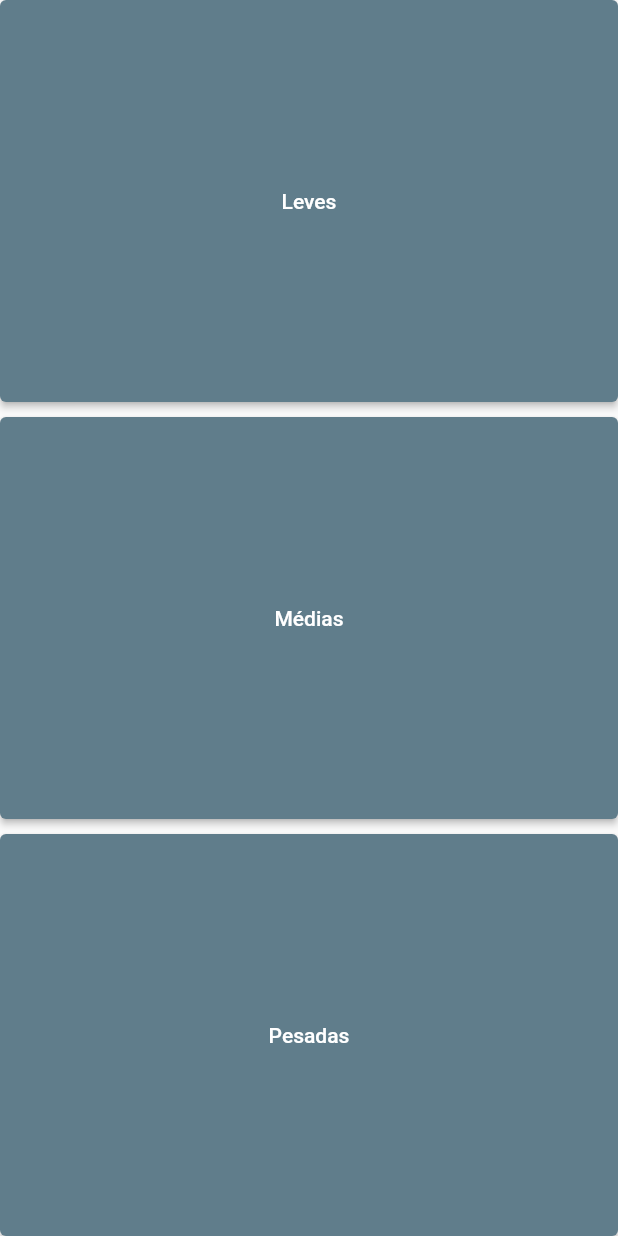
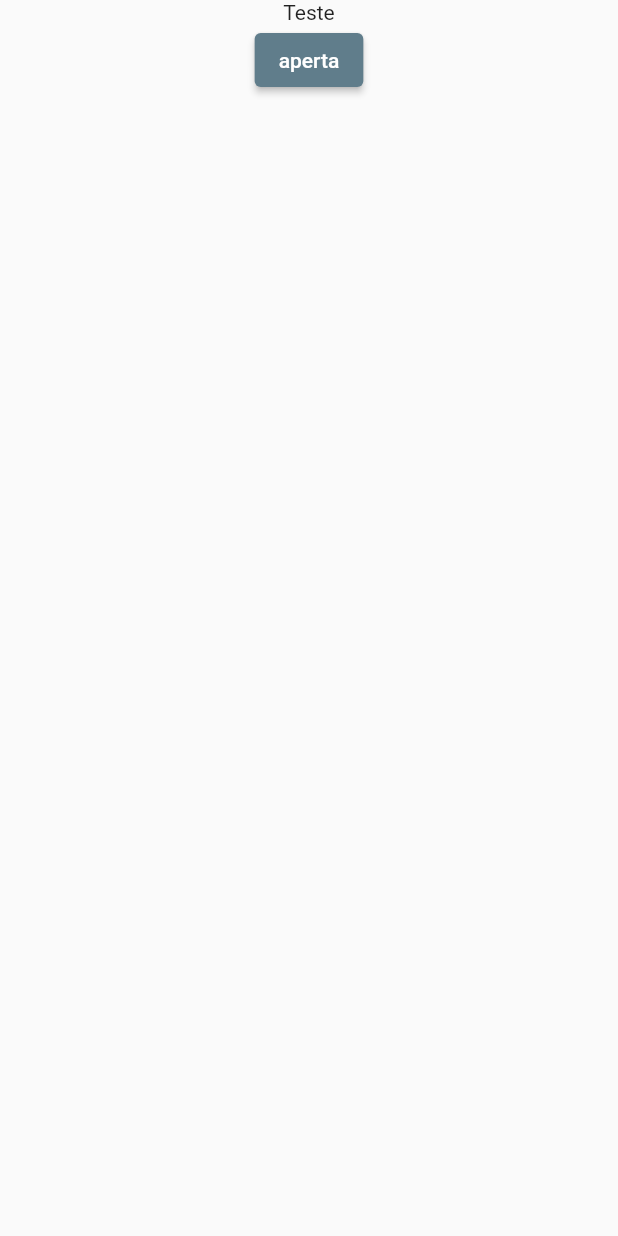
Before and after one commit to allmonty/eu-nunca, a Flutter app: the screen it shows after launch, after a tap on "Leves", on a phone screen of 412 x 824 dp. Run offline on Flutter 3.47's test engine with Material 2 defaults, Android fonts, the phone set to English and light mode, and no system bars; generated files the repository leaves out were written again.

Commit message:
create game page and navigate to it

```diff
--- /dev/null
+++ b/lib/game.dart
@@ -0,0 +1,33 @@
+import 'package:flutter/material.dart';
+import 'package:flutter_gen/gen_l10n/app_localizations.dart';
+
+class Game extends StatefulWidget {
+  const Game({super.key});
+
+  @override
+  State<Game> createState() => _GameState();
+}
+
+class _GameState extends State<Game> {
+  @override
+  Widget build(BuildContext context) {
+    return Scaffold(
+      body: Row(
+        children: [
+          Expanded(
+            child: Column(
+              mainAxisSize: MainAxisSize.max,
+              children: [
+                const Text("Teste"),
+                ElevatedButton(
+                  onPressed: () => Navigator.pop(context),
+                  child: const Text("aperta"),
+                ),
+              ],
+            ),
+          ),
+        ],
+      ),
+    );
+  }
+}
--- a/lib/main.dart
+++ b/lib/main.dart
@@ -13,7 +13,6 @@ class MyApp extends StatelessWidget {
 
   @override
   Widget build(BuildContext context) {
-    // This widget is the root of your application.
     return MaterialApp(
       title: 'Flutter Demo',
       localizationsDelegates: const [
@@ -30,7 +29,7 @@ class MyApp extends StatelessWidget {
       theme: ThemeData(
         primarySwatch: Colors.blueGrey,
       ),
-      home: const MyHomePage(),
+      home: const Menu(),
     );
   }
 }
--- a/lib/menu.dart
+++ b/lib/menu.dart
@@ -1,14 +1,23 @@
 import 'package:flutter/material.dart';
 import 'package:flutter_gen/gen_l10n/app_localizations.dart';
 
-class MyHomePage extends StatefulWidget {
-  const MyHomePage({super.key});
+import 'package:eu_nunca/game.dart';
+
+class Menu extends StatefulWidget {
+  const Menu({super.key});
 
   @override
-  State<MyHomePage> createState() => _MyHomePageState();
+  State<Menu> createState() => _MenuState();
 }
 
-class _MyHomePageState extends State<MyHomePage> {
+class _MenuState extends State<Menu> {
+  void openGamePage(context) {
+    Navigator.push(
+      context,
+      MaterialPageRoute(builder: (context) => const Game()),
+    );
+  }
+
   @override
   Widget build(BuildContext context) {
     String menuLightText = AppLocalizations.of(context)!.menuCategoryLight;
@@ -23,22 +32,22 @@ class _MyHomePageState extends State<MyHomePage> {
               mainAxisSize: MainAxisSize.max,
               children: [
                 MenuButton(
-                  text: Text(menuLightText),
-                  onPressed: () {},
+                  text: menuLightText,
+                  onPressed: () => openGamePage(context),
                 ),
                 const SizedBox(
                   height: 10,
                 ),
                 MenuButton(
-                  text: Text(menuMiddleText),
-                  onPressed: () {},
+                  text: menuMiddleText,
+                  onPressed: () => openGamePage(context),
                 ),
                 const SizedBox(
                   height: 10,
                 ),
                 MenuButton(
-                  text: Text(menuHeavyText),
-                  onPressed: () {},
+                  text: menuHeavyText,
+                  onPressed: () => openGamePage(context),
                 )
               ],
             ),
@@ -50,9 +59,9 @@ class _MyHomePageState extends State<MyHomePage> {
 }
 
 class MenuButton extends StatelessWidget {
-  const MenuButton({super.key, this.text, this.onPressed});
+  const MenuButton({super.key, this.text = "", this.onPressed});
 
-  final Text? text;
+  final String text;
   final Function()? onPressed;
 
   @override
@@ -64,7 +73,7 @@ class MenuButton extends StatelessWidget {
           minimumSize: const Size.fromHeight(50),
         ),
         onPressed: onPressed,
-        child: text,
+        child: Text(text),
       ),
     );
   }
```
